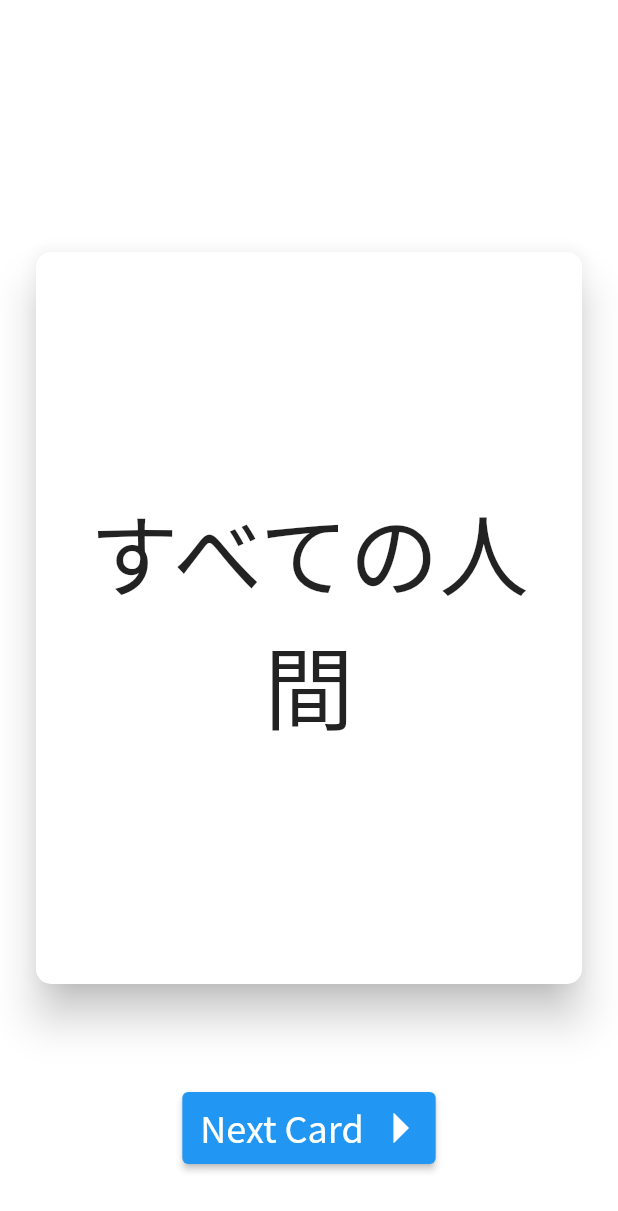
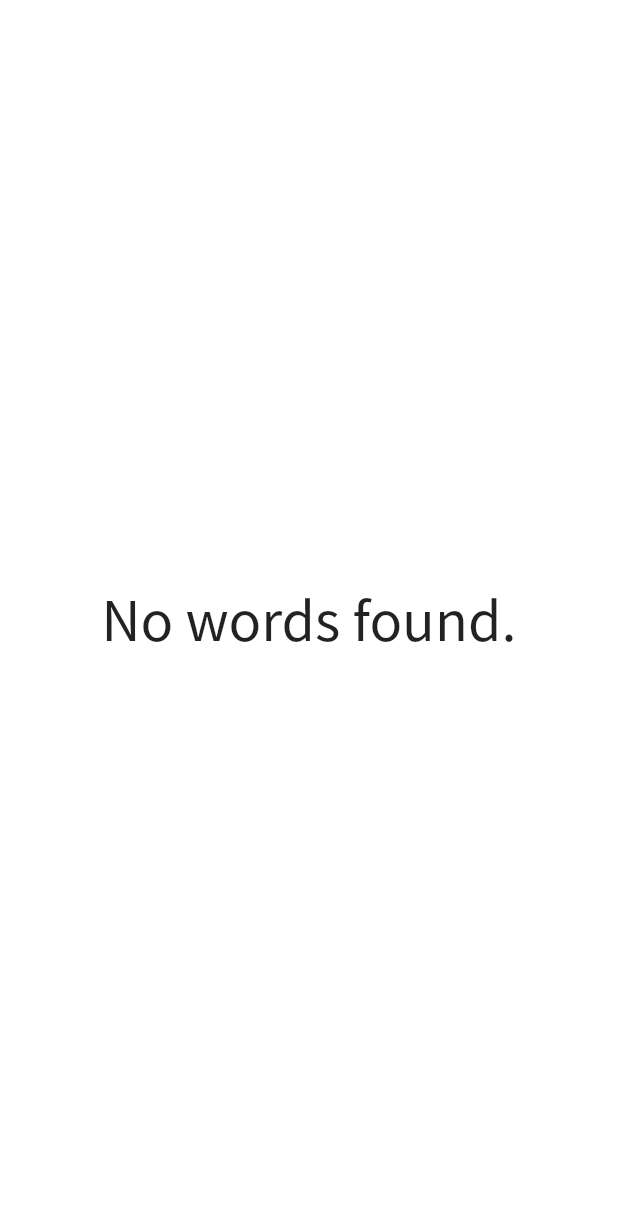
Before and after one commit to hlwanhoj/Nihongo, a Flutter app: the screen it shows after launch, on a phone screen of 412 x 824 dp. Shown: the top 1211 px of the screen. Run offline on Flutter 3.47's test engine with Material 2 defaults, Android fonts, the phone set to English and light mode, and no system bars; our stand-ins replace equatable, flutter_bloc.

Commit message:
Wrap the card list view inside a scaffold

```diff
--- a/lib/card_list_page/card_list_bloc.dart
+++ b/lib/card_list_page/card_list_bloc.dart
@@ -3,32 +3,32 @@ part of 'card_list_page.dart';
 class CardListBloc extends Bloc<CardListEvent, CardListState> {
   CardListBloc()
       : super(const CardListState(words: [
-          Word(
-              kanji: "すべての人間",
-              kana: "すべての人間",
-              accentAtIndex: {
-                1: CharacterAccent.plain,
-                2: CharacterAccent.fall
-              },
-              meaning:
-                  "The meaning The meaning The meaning The meaning The meaning The meaning "),
-          Word(
-              kanji: "国連総会",
-              kana: "国連総会",
-              accentAtIndex: {
-                0: CharacterAccent.plain,
-                1: CharacterAccent.plain,
-                2: CharacterAccent.plain,
-                3: CharacterAccent.fall
-              },
-              meaning:
-                  "The meaning The meaning The meaning The meaning The meaning The meaning "),
-          Word(
-              kanji: "加盟国",
-              kana: "加盟国",
-              accentAtIndex: {1: CharacterAccent.fall},
-              meaning:
-                  "The meaning The meaning The meaning The meaning The meaning The meaning "),
+          // Word(
+          //     kanji: "すべての人間",
+          //     kana: "すべての人間",
+          //     accentAtIndex: {
+          //       1: CharacterAccent.plain,
+          //       2: CharacterAccent.fall
+          //     },
+          //     meaning:
+          //         "The meaning The meaning The meaning The meaning The meaning The meaning "),
+          // Word(
+          //     kanji: "国連総会",
+          //     kana: "国連総会",
+          //     accentAtIndex: {
+          //       0: CharacterAccent.plain,
+          //       1: CharacterAccent.plain,
+          //       2: CharacterAccent.plain,
+          //       3: CharacterAccent.fall
+          //     },
+          //     meaning:
+          //         "The meaning The meaning The meaning The meaning The meaning The meaning "),
+          // Word(
+          //     kanji: "加盟国",
+          //     kana: "加盟国",
+          //     accentAtIndex: {1: CharacterAccent.fall},
+          //     meaning:
+          //         "The meaning The meaning The meaning The meaning The meaning The meaning "),
         ])) {
     on<CardListUpdated>((event, emit) {
       int _cardIndex = state.cardIndex;
--- a/lib/card_list_page/card_list_page.dart
+++ b/lib/card_list_page/card_list_page.dart
@@ -16,11 +16,29 @@ class CardListPage extends StatelessWidget {
 
   @override
   Widget build(BuildContext context) {
-    return BlocProvider(
+    return Scaffold(
+      backgroundColor: Colors.white,
+      body: BlocProvider(
         create: (context) => CardListBloc(),
-      child: ColoredBox(
-        color: Colors.white,
-        child: BlocBuilder<CardListBloc, CardListState>(
+        child: const CardListView(),
+      ),
+    );
+  }
+}
+
+//
+
+class CardListView extends StatefulWidget {
+  const CardListView({Key? key}) : super(key: key);
+
+  @override
+  _CardListViewState createState() => _CardListViewState();
+}
+
+class _CardListViewState extends State<CardListView> {
+  @override
+  Widget build(BuildContext context) {
+    return BlocBuilder<CardListBloc, CardListState>(
       builder: (context, state) {
         final List<Widget> stackChildren = [];
         final Word? currentWord = state.currentWord;
@@ -36,8 +54,7 @@ class CardListPage extends StatelessWidget {
             ),
           ));
 
-              // Add next button if there are more cards
-              if (state.words.length > 1) {
+          // Add next button
           stackChildren.add(Positioned(
             bottom: 48,
             child: ElevatedButton(
@@ -58,26 +75,33 @@ class CardListPage extends StatelessWidget {
                 ],
               ),
               onPressed: () {
-                      context
-                          .read<CardListBloc>()
-                          .add(CardListNextCardRequested());
+                context.read<CardListBloc>().add(CardListNextCardRequested());
               },
             ),
           ));
         }
-            }
 
         if (stackChildren.isNotEmpty) {
-              return Stack(
+          return SizedBox.expand(
+            child: Stack(
               alignment: AlignmentDirectional.center,
+              fit: StackFit.loose,
               children: stackChildren,
+            ),
           );
         } else {
-              return Container();
-            }
-          },
+          return const Center(
+            child: Text(
+              'No words found.',
+              textAlign: TextAlign.center,
+              style: TextStyle(
+                fontSize: 36,
+                fontFamily: Constants.defaultFontFamily,
               ),
             ),
           );
         }
+      },
+    );
   }
+}
```
Lines whose indentation alone changed are shown as unchanged.
